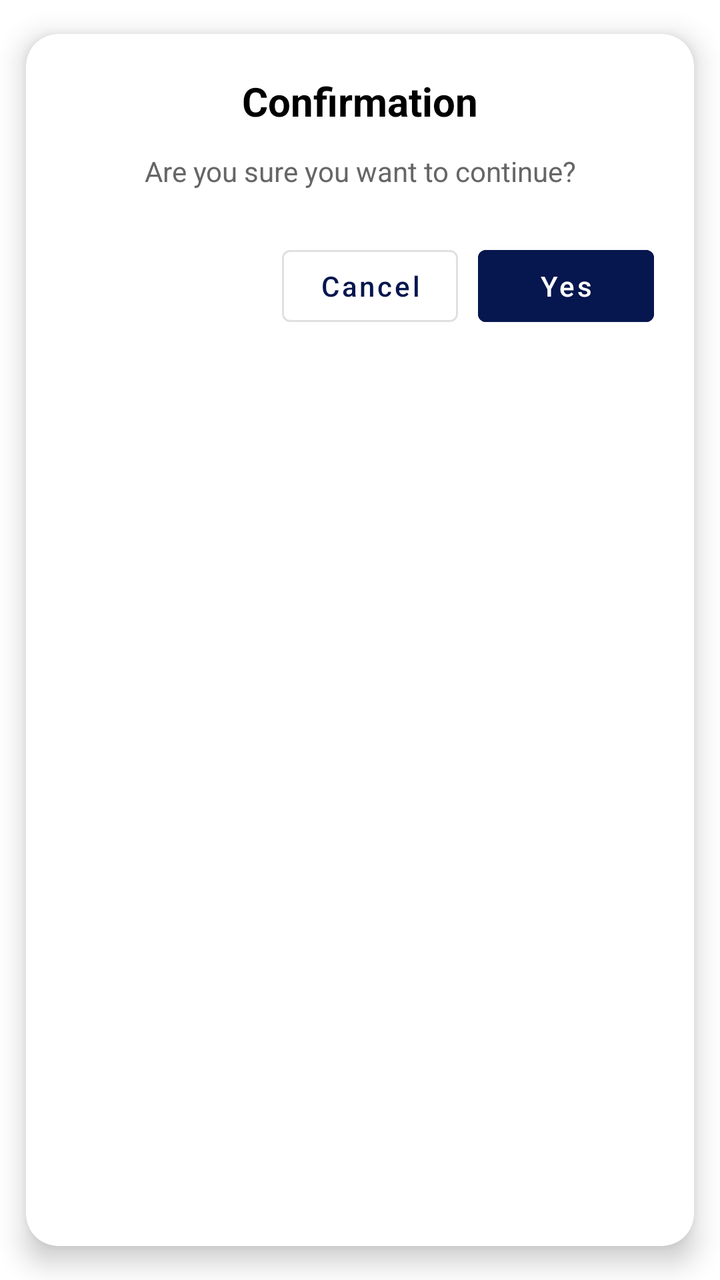
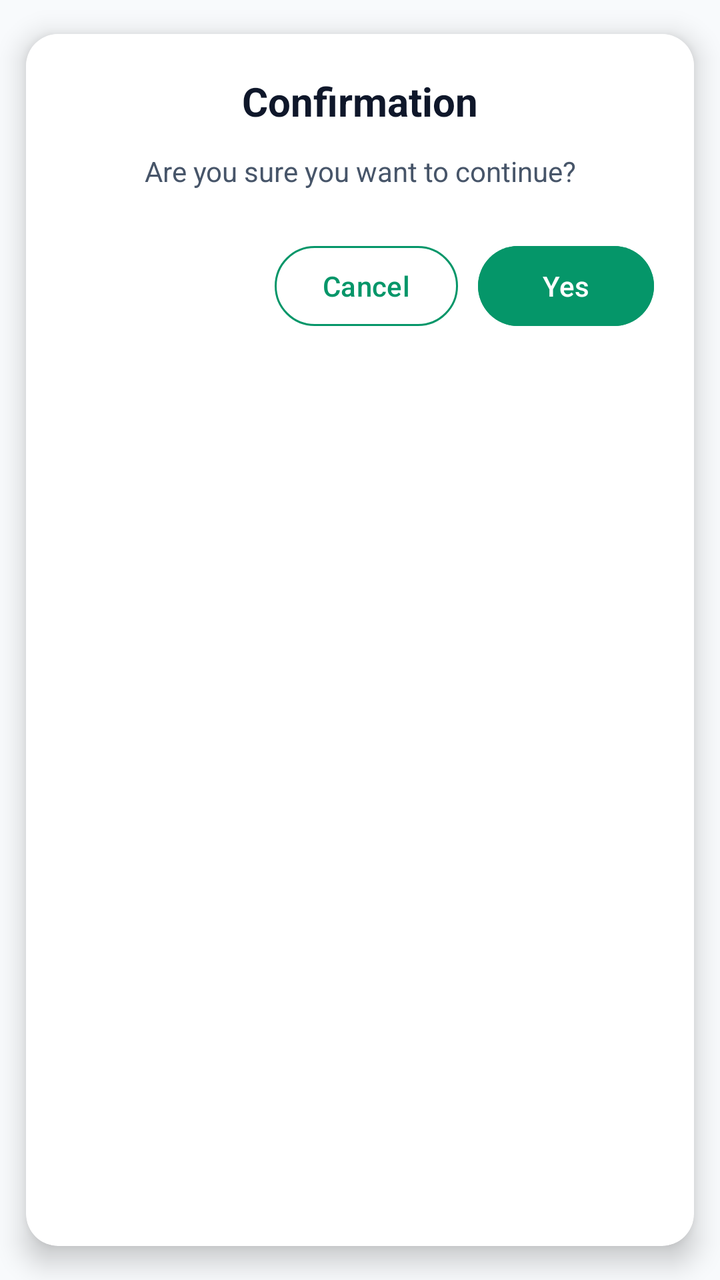

Compare the two renders of this Android layout. The source of the first and the diff that turns it into the second are given below.
<!-- AndroidManifest.xml: application theme Theme.TestMaster -->
<!-- res/layout/dialog_box_confirmation.xml -->
<?xml version="1.0" encoding="utf-8"?>
<androidx.cardview.widget.CardView
    xmlns:android="http://schemas.android.com/apk/res/android"
    xmlns:app="http://schemas.android.com/apk/res-auto"
    android:layout_width="match_parent"
    android:layout_height="wrap_content"
    android:layout_margin="20dp"
    app:cardCornerRadius="16dp"
    app:cardElevation="8dp"
    app:cardUseCompatPadding="true">

    <LinearLayout
        android:layout_width="match_parent"
        android:layout_height="wrap_content"
        android:orientation="vertical"
        android:padding="20dp">

        
        <TextView
            android:id="@+id/title"
            android:layout_width="wrap_content"
            android:layout_height="wrap_content"
            android:text="Confirmation"
            android:textSize="20sp"
            android:textStyle="bold"
            android:textColor="@color/black"
            android:layout_gravity="center_horizontal"/>

        
        <TextView
            android:id="@+id/message"
            android:layout_width="match_parent"
            android:layout_height="wrap_content"
            android:text="Are you sure you want to continue?"
            android:textSize="14sp"
            android:textColor="#666666"
            android:layout_marginTop="12dp"
            android:gravity="center"/>

        
        <LinearLayout
            android:layout_width="match_parent"
            android:layout_height="wrap_content"
            android:layout_marginTop="24dp"
            android:orientation="horizontal"
            android:gravity="end">

            <com.google.android.material.button.MaterialButton
                android:id="@+id/btn_no"
                style="@style/Widget.MaterialComponents.Button.OutlinedButton"
                android:layout_width="wrap_content"
                android:layout_height="wrap_content"
                android:text="Cancel"
                android:textAllCaps="false"
                android:layout_marginEnd="10dp"/>

            <com.google.android.material.button.MaterialButton
                android:id="@+id/btn_yes"
                android:layout_width="wrap_content"
                android:layout_height="wrap_content"
                android:text="Yes"
                android:textAllCaps="false"
                android:backgroundTint="@color/primary_blue"
                android:textColor="@color/white"/>

        </LinearLayout>

    </LinearLayout>

</androidx.cardview.widget.CardView>
<!-- resources referenced by this layout -->
<resources>
  <color name="black">#FF000000</color>
  <color name="primary_blue">#06164E</color>
  <color name="white">#FFFFFFFF</color>
  <style name="Theme.TestMaster" parent="Base.Theme.TestMaster" />
  <style name="Base.Theme.TestMaster" parent="Theme.MaterialComponents.DayNight.NoActionBar">
          
           <item name="colorPrimary">@color/primary_blue</item>
          <item name="android:statusBarColor">@color/primary_blue</item>
          <item name="colorAccent">@color/primary_blue</item>
      </style>
</resources>

<!-- the commit's change to res/layout/dialog_box_confirmation.xml (unified diff, before → after) -->
@@ -13,7 +13,8 @@
         android:layout_width="match_parent"
         android:layout_height="wrap_content"
         android:orientation="vertical"
-        android:padding="20dp">
+        android:padding="20dp"
+        android:background="@color/surface">
 
         
         <TextView
@@ -23,7 +24,7 @@
             android:text="Confirmation"
             android:textSize="20sp"
             android:textStyle="bold"
-            android:textColor="@color/black"
+            android:textColor="@color/text_primary"
             android:layout_gravity="center_horizontal"/>
 
         
@@ -33,7 +34,7 @@
             android:layout_height="wrap_content"
             android:text="Are you sure you want to continue?"
             android:textSize="14sp"
-            android:textColor="#666666"
+            android:textColor="@color/text_secondary"
             android:layout_marginTop="12dp"
             android:gravity="center"/>
 
@@ -47,12 +48,14 @@
 
             <com.google.android.material.button.MaterialButton
                 android:id="@+id/btn_no"
-                style="@style/Widget.MaterialComponents.Button.OutlinedButton"
+                style="@style/Widget.Material3.Button.OutlinedButton"
                 android:layout_width="wrap_content"
                 android:layout_height="wrap_content"
                 android:text="Cancel"
                 android:textAllCaps="false"
-                android:layout_marginEnd="10dp"/>
+                android:layout_marginEnd="10dp"
+                app:strokeColor="@color/primary"
+                android:textColor="@color/primary"/>
 
             <com.google.android.material.button.MaterialButton
                 android:id="@+id/btn_yes"
@@ -60,7 +63,7 @@
                 android:layout_height="wrap_content"
                 android:text="Yes"
                 android:textAllCaps="false"
-                android:backgroundTint="@color/primary_blue"
+                android:backgroundTint="@color/primary"
                 android:textColor="@color/white"/>
 
         </LinearLayout>
<!-- resource entries referenced after the edit -->
@@ -1,14 +1,56 @@
 <!-- resources referenced by this layout -->
 <resources>
-  <color name="black">#FF000000</color>
-  <color name="primary_blue">#06164E</color>
+  <color name="primary">#059669</color>
+  <color name="surface">#FFFFFF</color>
+  <color name="text_primary">#0F172A</color>
+  <color name="text_secondary">#475569</color>
   <color name="white">#FFFFFFFF</color>
   <style name="Theme.TestMaster" parent="Base.Theme.TestMaster" />
-  <style name="Base.Theme.TestMaster" parent="Theme.MaterialComponents.DayNight.NoActionBar">
+  <style name="Base.Theme.TestMaster" parent="Theme.Material3.DayNight.NoActionBar">
           
-           <item name="colorPrimary">@color/primary_blue</item>
-          <item name="android:statusBarColor">@color/primary_blue</item>
-          <item name="colorAccent">@color/primary_blue</item>
+          <item name="colorPrimary">@color/primary</item>
+          <item name="colorOnPrimary">@color/onPrimary</item>
+          <item name="colorPrimaryContainer">@color/primaryContainer</item>
+          <item name="colorOnPrimaryContainer">@color/onPrimaryContainer</item>
+  
+          <item name="colorSecondary">@color/secondary</item>
+          <item name="colorOnSecondary">@color/onSecondary</item>
+          <item name="colorSecondaryContainer">@color/secondaryContainer</item>
+          <item name="colorOnSecondaryContainer">@color/onSecondaryContainer</item>
+  
+          
+          <item name="android:windowBackground">@color/background</item>
+          <item name="colorSurface">@color/surface</item>
+          <item name="colorOnSurface">@color/onSurface</item>
+          <item name="colorSurfaceVariant">@color/surfaceVariant</item>
+          <item name="colorOnSurfaceVariant">@color/onSurfaceVariant</item>
+          <item name="colorOutline">@color/outline</item>
+  
+          
+          <item name="colorError">@color/error</item>
+          <item name="colorOnError">@color/onError</item>
+          <item name="colorErrorContainer">@color/errorContainer</item>
+          <item name="colorOnErrorContainer">@color/onErrorContainer</item>
+  
+          
+          <item name="android:statusBarColor">@color/surface</item>
+          <item name="android:windowLightStatusBar">true</item>
       </style>
+  <color name="onPrimary">#FFFFFF</color>
+  <color name="primaryContainer">#D1FAE5</color>
+  <color name="onPrimaryContainer">#064E3B</color>
+  <color name="secondary">#64748B</color>
+  <color name="onSecondary">#FFFFFF</color>
+  <color name="secondaryContainer">#F1F5F9</color>
+  <color name="onSecondaryContainer">#0F172A</color>
+  <color name="background">#F8FAFC</color>
+  <color name="onSurface">#0F172A</color>
+  <color name="surfaceVariant">#E2E8F0</color>
+  <color name="onSurfaceVariant">#475569</color>
+  <color name="outline">#94A3B8</color>
+  <color name="error">#EF4444</color>
+  <color name="onError">#FFFFFF</color>
+  <color name="errorContainer">#FEE2E2</color>
+  <color name="onErrorContainer">#991B1B</color>
 </resources>
 
